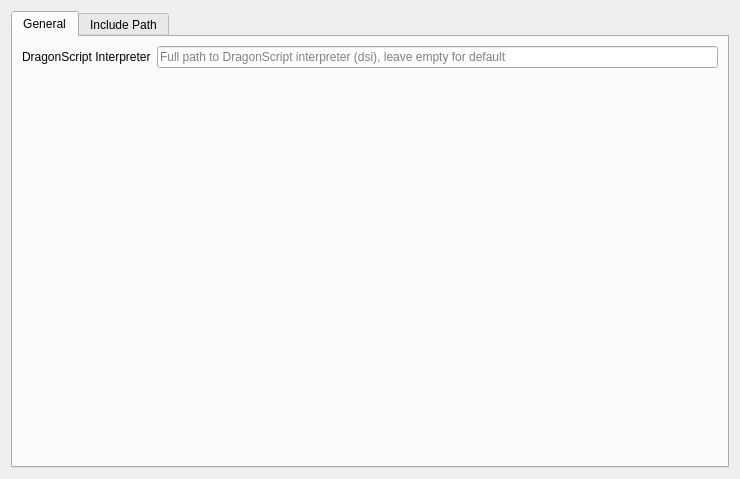
This is src/configpage/projectConfigPage.ui in LordOfDragons/kdevelop-lang-dragonscript as Qt 5 draws it before an edit. The edited form follows.
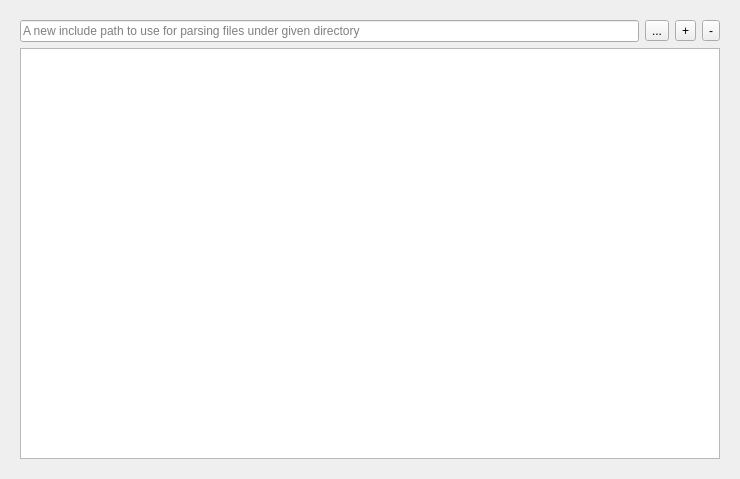
This is the edited form. The open tabs and pages were chosen to show the change.

Commit message: completion supports now importing dragengine dragonscript module scripts (including native classes)

```diff
--- a/src/configpage/projectConfigPage.ui
+++ b/src/configpage/projectConfigPage.ui
@@ -12,39 +12,7 @@
   </property>
   <layout class="QVBoxLayout" name="verticalLayout">
    <item>
-    <widget class="QTabWidget" name="tabWidget">
-     <property name="currentIndex">
-      <number>1</number>
-     </property>
-     <widget class="QWidget" name="tab1">
-      <attribute name="title">
-       <string>General</string>
-      </attribute>
-      <layout class="QGridLayout" name="gridLayout_2">
-       <item row="0" column="0">
-        <layout class="QFormLayout" name="formLayout">
-         <item row="0" column="1">
-          <widget class="QLineEdit" name="editPathDSI">
-           <property name="placeholderText">
-            <string>Full path to DragonScript interpreter (dsi), leave empty for default</string>
-           </property>
-          </widget>
-         </item>
-         <item row="0" column="0">
-          <widget class="QLabel" name="label">
-           <property name="text">
-            <string>DragonScript Interpreter</string>
-           </property>
-          </widget>
-         </item>
-        </layout>
-       </item>
-      </layout>
-     </widget>
-     <widget class="QWidget" name="tab2">
-      <attribute name="title">
-       <string>Include Path</string>
-      </attribute>
+    <widget class="QFrame" name="frame">
       <layout class="QGridLayout" name="gridLayout">
        <item row="0" column="0">
         <layout class="QVBoxLayout" name="verticalLayout_2" stretch="0,1">
@@ -99,7 +67,6 @@
         </layout>
        </item>
       </layout>
-     </widget>
     </widget>
    </item>
   </layout>
```
Left out of the diff: 3 changed lines with no effect on the pictures. Lines whose indentation alone changed are shown as unchanged. The commit also changes 35 other files.
